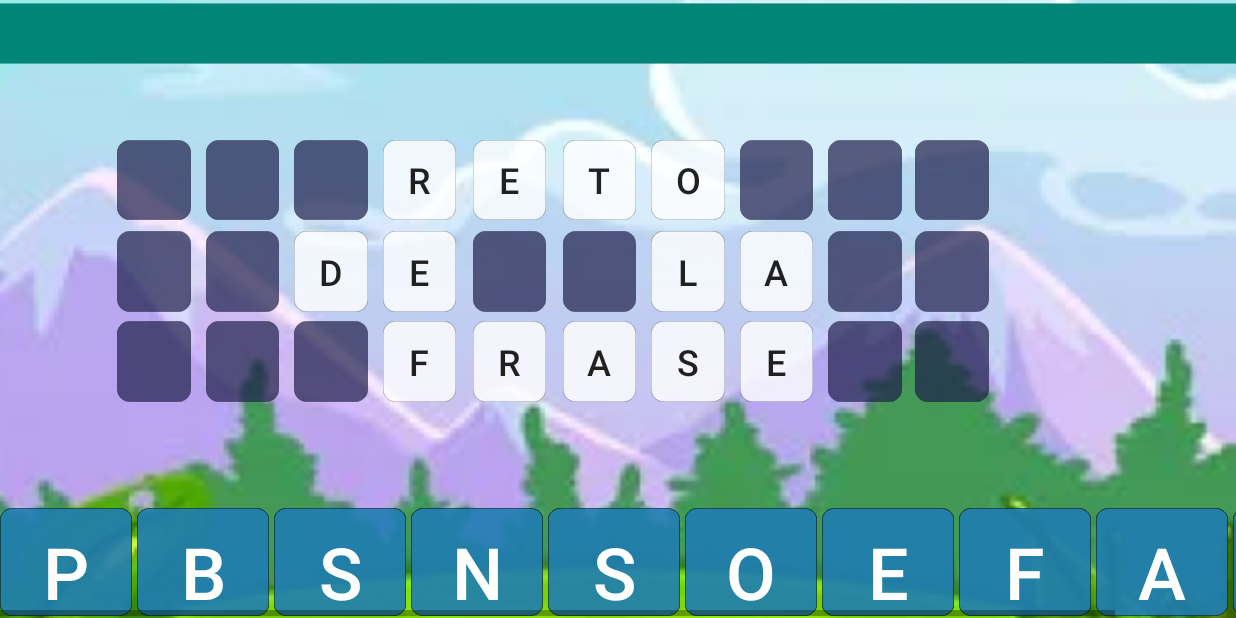
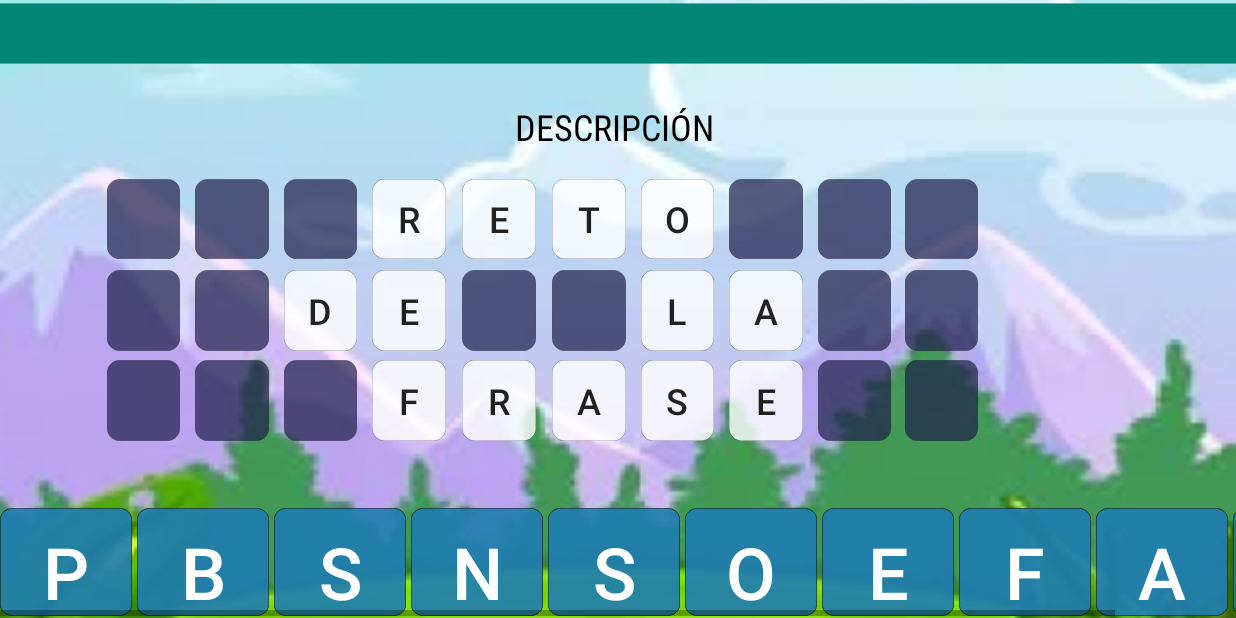
Before and after one commit to Enfadaditto/SlumdogSustainable, an Android app: the IUretoFrase screen opened directly, with no data from a screen before it, on a phone screen of 824 x 412 dp (held sideways). Run offline under Robolectric (Android 15) with nearby library versions, the phone set to English and light mode, and no system bars.

Commit message:
Ya no se giran las ventanas y está el texto de descripción de la frase

```diff
--- a/app/src/main/java/Presentacion_layer/IUEstadisticas.java
+++ b/app/src/main/java/Presentacion_layer/IUEstadisticas.java
@@ -1,5 +1,6 @@
 package Presentacion_layer;
 
+import android.content.pm.ActivityInfo;
 import android.graphics.Color;
 import android.graphics.Matrix;
 import android.os.Bundle;
@@ -44,6 +45,8 @@ public class IUEstadisticas extends AppCompatActivity {
     public void onCreate(@Nullable Bundle savedInstanceState) {
         super.onCreate(savedInstanceState);
         setContentView(R.layout.estadisticas);
+        setRequestedOrientation(ActivityInfo.SCREEN_ORIENTATION_PORTRAIT);
+
         barChart = findViewById(R.id.barChart);
         puntosText = (TextView) findViewById(R.id.puntosTextview);
         puntosText.setText(puntosText.getText() + Integer.toString(MainActivity.user.getPointsAchieved()));
--- a/app/src/main/java/Presentacion_layer/IUperfil.java
+++ b/app/src/main/java/Presentacion_layer/IUperfil.java
@@ -2,6 +2,7 @@ package Presentacion_layer;
 
 import android.content.DialogInterface;
 import android.content.Intent;
+import android.content.pm.ActivityInfo;
 import android.content.res.ColorStateList;
 import android.graphics.Color;
 import android.graphics.drawable.Drawable;
@@ -51,6 +52,8 @@ public class IUperfil extends AppCompatActivity{
     protected void onCreate(Bundle savedInstanceState) {
         super.onCreate(savedInstanceState);
         setContentView(R.layout.perfil);
+        setRequestedOrientation(ActivityInfo.SCREEN_ORIENTATION_PORTRAIT);
+
 
         nombreUsuario = findViewById(R.id.nombreUsuario);
         nombreUsuario.setEnabled(false);
--- a/app/src/main/java/Presentacion_layer/IUretoAhorcado.java
+++ b/app/src/main/java/Presentacion_layer/IUretoAhorcado.java
@@ -1,5 +1,6 @@
 package Presentacion_layer;
 
+import android.content.pm.ActivityInfo;
 import android.content.res.ColorStateList;
 import android.graphics.Color;
 import android.graphics.drawable.Drawable;
@@ -74,6 +75,7 @@ public class IUretoAhorcado extends AppCompatActivity {
     protected void onCreate(Bundle savedInstanceState) {
         super.onCreate(savedInstanceState);
         setContentView(R.layout.reto_ahorcado);
+        setRequestedOrientation(ActivityInfo.SCREEN_ORIENTATION_PORTRAIT);
 
         enunciado = (TextView)findViewById(R.id.enunciado);
         imagenAhorcado = findViewById(R.id.imagenAhorcado);
--- a/app/src/main/java/Presentacion_layer/IUretoFrase.java
+++ b/app/src/main/java/Presentacion_layer/IUretoFrase.java
@@ -3,6 +3,7 @@ package Presentacion_layer;
 import android.annotation.SuppressLint;
 import android.content.DialogInterface;
 import android.content.SyncAdapterType;
+import android.content.pm.ActivityInfo;
 import android.graphics.Color;
 import android.os.Bundle;
 import android.view.View;
@@ -38,6 +39,7 @@ public class IUretoFrase extends AppCompatActivity {
     public void onCreate(@Nullable Bundle savedInstanceState) {
         super.onCreate(savedInstanceState);
         setContentView(R.layout.reto_frase);
+        setRequestedOrientation(ActivityInfo.SCREEN_ORIENTATION_LANDSCAPE);
 
 
         // SE VA A CAMBIAR LA IDEA PARA AÑADIR LA FRASE PROBLEMA EN UN PANEL DE MUCHOS BOTONES
--- a/app/src/main/java/Presentacion_layer/IUretoPregunta.java
+++ b/app/src/main/java/Presentacion_layer/IUretoPregunta.java
@@ -2,6 +2,7 @@ package Presentacion_layer;
 
 import android.content.DialogInterface;
 import android.content.Intent;
+import android.content.pm.ActivityInfo;
 import android.content.res.ColorStateList;
 import android.graphics.Color;
 import android.graphics.drawable.Drawable;
@@ -97,7 +98,7 @@ public class IUretoPregunta extends AppCompatActivity {
     protected void onCreate(Bundle savedInstanceState) {
         super.onCreate(savedInstanceState);
         setContentView(R.layout.reto_pregunta);
-
+        setRequestedOrientation(ActivityInfo.SCREEN_ORIENTATION_PORTRAIT);
 
         textPuntosConsolidados = findViewById(R.id.textPuntosConsolidados);
         textPuntosAcumulados = findViewById(R.id.textPuntosAcumulados);
--- a/app/src/main/java/Presentacion_layer/IUuserLogin.java
+++ b/app/src/main/java/Presentacion_layer/IUuserLogin.java
@@ -5,6 +5,7 @@ import com.slumdogsustainable.R;
 
 import android.content.DialogInterface;
 import android.content.Intent;
+import android.content.pm.ActivityInfo;
 import android.media.Image;
 import android.os.Bundle;
 import android.text.method.PasswordTransformationMethod;
@@ -95,6 +96,7 @@ public class IUuserLogin extends AppCompatActivity {
     protected void onCreate(Bundle savedInstanceState) {
         super.onCreate(savedInstanceState);
         setContentView(R.layout.login);
+        setRequestedOrientation(ActivityInfo.SCREEN_ORIENTATION_PORTRAIT);
 
         // signupErrorText = findViewById(R.id.errorText);
         // signupErrorText.setVisibility(View.INVISIBLE);
--- a/app/src/main/java/Presentacion_layer/IUuserRegister.java
+++ b/app/src/main/java/Presentacion_layer/IUuserRegister.java
@@ -3,6 +3,7 @@ package Presentacion_layer;
 import android.annotation.SuppressLint;
 import android.content.DialogInterface;
 import android.content.Intent;
+import android.content.pm.ActivityInfo;
 import android.content.res.Resources;
 import android.graphics.Bitmap;
 import android.graphics.BitmapFactory;
@@ -49,6 +50,7 @@ public class IUuserRegister extends AppCompatActivity {
     protected void onCreate(Bundle savedInstanceState) {
         super.onCreate(savedInstanceState);
         setContentView(R.layout.register);
+        setRequestedOrientation(ActivityInfo.SCREEN_ORIENTATION_PORTRAIT);
 
         nicknameField = findViewById(R.id.nicknameField);
         emailField = findViewById(R.id.emailField);
--- a/app/src/main/java/Presentacion_layer/MediadorDeRetos.java
+++ b/app/src/main/java/Presentacion_layer/MediadorDeRetos.java
@@ -3,6 +3,7 @@ package Presentacion_layer;
 import static java.lang.Thread.sleep;
 
 import android.content.Intent;
+import android.content.pm.ActivityInfo;
 import android.os.Bundle;
 import android.view.View;
 import android.widget.Button;
@@ -54,6 +55,7 @@ public class MediadorDeRetos extends AppCompatActivity {
 
         super.onCreate(savedInstanceState);
         setContentView(R.layout.seleccion_reto);
+        setRequestedOrientation(ActivityInfo.SCREEN_ORIENTATION_PORTRAIT);
 
         botonRetoAhorcado = findViewById(R.id.botonRetoAhorcado);
         botonRetoPregunta = findViewById(R.id.botonRetoPregunta);
--- a/app/src/main/java/com/slumdogsustainable/MainActivity.java
+++ b/app/src/main/java/com/slumdogsustainable/MainActivity.java
@@ -2,6 +2,7 @@ package com.slumdogsustainable;
 
 import android.annotation.SuppressLint;
 import android.content.Intent;
+import android.content.pm.ActivityInfo;
 import android.media.MediaPlayer;
 import android.os.AsyncTask;
 import android.os.Bundle;
@@ -42,6 +43,7 @@ public class MainActivity extends AppCompatActivity {
     @Override
     protected void onCreate(Bundle savedInstanceState) {
         AppCompatDelegate.setDefaultNightMode(AppCompatDelegate.MODE_NIGHT_NO);
+        setRequestedOrientation(ActivityInfo.SCREEN_ORIENTATION_PORTRAIT);
         super.onCreate(savedInstanceState);
         new Task().execute();
     }
--- a/app/src/main/res/layout/reto_frase.xml
+++ b/app/src/main/res/layout/reto_frase.xml
@@ -22,6 +22,7 @@
         app:layout_constraintVertical_bias="0.0" />
 
     <HorizontalScrollView
+        android:id="@+id/horizontalScrollView"
         android:layout_width="0dp"
         android:layout_height="72dp"
         android:contentDescription="sdfafgvsdfbsdfb"
@@ -43,8 +44,28 @@
         android:id="@+id/panelDescubrirFrase"
         android:layout_width="729dp"
         android:layout_height="336dp"
-        tools:layout_editor_absoluteX="-3dp"
-        tools:layout_editor_absoluteY="0dp">
+        app:layout_constraintBottom_toBottomOf="parent"
+        app:layout_constraintEnd_toEndOf="parent"
+        app:layout_constraintHorizontal_bias="0.0"
+        app:layout_constraintStart_toStartOf="parent"
+        app:layout_constraintTop_toTopOf="parent"
+        app:layout_constraintVertical_bias="0.346">
+
+        <Button
+            android:id="@+id/buttonx8"
+            android:layout_width="49dp"
+            android:layout_height="54dp"
+            android:layout_alignParentStart="true"
+            android:layout_alignParentTop="true"
+            android:layout_alignParentEnd="true"
+            android:layout_alignParentBottom="true"
+            android:layout_marginStart="486dp"
+            android:layout_marginTop="154dp"
+            android:layout_marginEnd="194dp"
+            android:layout_marginBottom="128dp"
+            android:background="@drawable/boton_panel"
+            android:text="A"
+            android:textSize="24sp" />
 
         <Button
             android:id="@+id/button"
@@ -54,9 +75,9 @@
             android:layout_alignParentTop="true"
             android:layout_alignParentEnd="true"
             android:layout_alignParentBottom="true"
-            android:layout_marginStart="78dp"
+            android:layout_marginStart="71dp"
             android:layout_marginTop="93dp"
-            android:layout_marginEnd="602dp"
+            android:layout_marginEnd="609dp"
             android:layout_marginBottom="189dp"
             android:background="@drawable/boton_panel_vacio"
             android:textSize="24sp" />
@@ -69,9 +90,9 @@
             android:layout_alignParentTop="true"
             android:layout_alignParentEnd="true"
             android:layout_alignParentBottom="true"
-            android:layout_marginStart="137dp"
+            android:layout_marginStart="130dp"
             android:layout_marginTop="93dp"
-            android:layout_marginEnd="543dp"
+            android:layout_marginEnd="550dp"
             android:layout_marginBottom="189dp"
             android:background="@drawable/boton_panel_vacio"
             android:textSize="24sp" />
@@ -84,9 +105,9 @@
             android:layout_alignParentTop="true"
             android:layout_alignParentEnd="true"
             android:layout_alignParentBottom="true"
-            android:layout_marginStart="196dp"
+            android:layout_marginStart="189dp"
             android:layout_marginTop="93dp"
-            android:layout_marginEnd="484dp"
+            android:layout_marginEnd="491dp"
             android:layout_marginBottom="189dp"
             android:background="@drawable/boton_panel_vacio"
             android:textSize="24sp" />
@@ -99,9 +120,9 @@
             android:layout_alignParentTop="true"
             android:layout_alignParentEnd="true"
             android:layout_alignParentBottom="true"
-            android:layout_marginStart="255dp"
+            android:layout_marginStart="248dp"
             android:layout_marginTop="93dp"
-            android:layout_marginEnd="425dp"
+            android:layout_marginEnd="432dp"
             android:layout_marginBottom="189dp"
             android:background="@drawable/boton_panel"
             android:text="R"
@@ -115,9 +136,9 @@
             android:layout_alignParentTop="true"
             android:layout_alignParentEnd="true"
             android:layout_alignParentBottom="true"
-            android:layout_marginStart="315dp"
+            android:layout_marginStart="308dp"
             android:layout_marginTop="93dp"
-            android:layout_marginEnd="365dp"
+            android:layout_marginEnd="372dp"
             android:layout_marginBottom="189dp"
             android:background="@drawable/boton_panel"
             android:text="E"
@@ -131,9 +152,9 @@
             android:layout_alignParentTop="true"
             android:layout_alignParentEnd="true"
             android:layout_alignParentBottom="true"
-            android:layout_marginStart="375dp"
+            android:layout_marginStart="368dp"
             android:layout_marginTop="93dp"
-            android:layout_marginEnd="305dp"
+            android:layout_marginEnd="312dp"
             android:layout_marginBottom="189dp"
             android:background="@drawable/boton_panel"
             android:text="T"
@@ -147,9 +168,9 @@
             android:layout_alignParentTop="true"
             android:layout_alignParentEnd="true"
             android:layout_alignParentBottom="true"
-            android:layout_marginStart="434dp"
+            android:layout_marginStart="427dp"
             android:layout_marginTop="93dp"
-            android:layout_marginEnd="246dp"
+            android:layout_marginEnd="253dp"
             android:layout_marginBottom="189dp"
             android:background="@drawable/boton_panel"
             android:text="O"
@@ -163,9 +184,9 @@
             android:layout_alignParentTop="true"
             android:layout_alignParentEnd="true"
             android:layout_alignParentBottom="true"
-            android:layout_marginStart="493dp"
+            android:layout_marginStart="486dp"
             android:layout_marginTop="93dp"
-            android:layout_marginEnd="187dp"
+            android:layout_marginEnd="194dp"
             android:layout_marginBottom="189dp"
             android:background="@drawable/boton_panel_vacio"
             android:textSize="24sp" />
@@ -178,9 +199,9 @@
             android:layout_alignParentTop="true"
             android:layout_alignParentEnd="true"
             android:layout_alignParentBottom="true"
-            android:layout_marginStart="552dp"
+            android:layout_marginStart="545dp"
             android:layout_marginTop="93dp"
-            android:layout_marginEnd="128dp"
+            android:layout_marginEnd="135dp"
             android:layout_marginBottom="189dp"
             android:background="@drawable/boton_panel_vacio"
             android:textSize="24sp" />
@@ -193,9 +214,9 @@
             android:layout_alignParentTop="true"
             android:layout_alignParentEnd="true"
             android:layout_alignParentBottom="true"
-            android:layout_marginStart="610dp"
+            android:layout_marginStart="603dp"
             android:layout_marginTop="93dp"
-            android:layout_marginEnd="70dp"
+            android:layout_marginEnd="77dp"
             android:layout_marginBottom="189dp"
             android:background="@drawable/boton_panel_vacio"
             android:textSize="24sp" />
@@ -208,9 +229,9 @@
             android:layout_alignParentTop="true"
             android:layout_alignParentEnd="true"
             android:layout_alignParentBottom="true"
-            android:layout_marginStart="78dp"
+            android:layout_marginStart="71dp"
             android:layout_marginTop="154dp"
-            android:layout_marginEnd="602dp"
+            android:layout_marginEnd="609dp"
             android:layout_marginBottom="128dp"
             android:background="@drawable/boton_panel_vacio"
             android:textSize="24sp" />
@@ -223,9 +244,9 @@
             android:layout_alignParentTop="true"
             android:layout_alignParentEnd="true"
             android:layout_alignParentBottom="true"
-            android:layout_marginStart="137dp"
+            android:layout_marginStart="130dp"
             android:layout_marginTop="154dp"
-            android:layout_marginEnd="543dp"
+            android:layout_marginEnd="550dp"
             android:layout_marginBottom="128dp"
             android:background="@drawable/boton_panel_vacio"
             android:textSize="24sp" />
@@ -238,9 +259,9 @@
             android:layout_alignParentTop="true"
             android:layout_alignParentEnd="true"
             android:layout_alignParentBottom="true"
-            android:layout_marginStart="196dp"
+            android:layout_marginStart="189dp"
             android:layout_marginTop="154dp"
-            android:layout_marginEnd="484dp"
+            android:layout_marginEnd="491dp"
             android:layout_marginBottom="128dp"
             android:background="@drawable/boton_panel"
             android:text="D"
@@ -254,9 +275,9 @@
             android:layout_alignParentTop="true"
             android:layout_alignParentEnd="true"
             android:layout_alignParentBottom="true"
-            android:layout_marginStart="255dp"
+            android:layout_marginStart="248dp"
             android:layout_marginTop="154dp"
-            android:layout_marginEnd="425dp"
+            android:layout_marginEnd="432dp"
             android:layout_marginBottom="128dp"
             android:background="@drawable/boton_panel"
             android:text="E"
@@ -270,9 +291,9 @@
             android:layout_alignParentTop="true"
             android:layout_alignParentEnd="true"
             android:layout_alignParentBottom="true"
-            android:layout_marginStart="315dp"
+            android:layout_marginStart="308dp"
             android:layout_marginTop="154dp"
-            android:layout_marginEnd="365dp"
+            android:layout_marginEnd="372dp"
             android:layout_marginBottom="128dp"
             android:background="@drawable/boton_panel_vacio"
             android:textSize="24sp" />
@@ -285,9 +306,9 @@
             android:layout_alignParentTop="true"
             android:layout_alignParentEnd="true"
             android:layout_alignParentBottom="true"
-            android:layout_marginStart="375dp"
+            android:layout_marginStart="368dp"
             android:layout_marginTop="154dp"
-            android:layout_marginEnd="305dp"
+            android:layout_marginEnd="312dp"
             android:layout_marginBottom="128dp"
             android:background="@drawable/boton_panel_vacio"
             android:textSize="24sp" />
@@ -300,28 +321,12 @@
             android:layout_alignParentTop="true"
             android:layout_alignParentEnd="true"
             android:layout_alignParentBottom="true"
-            android:layout_marginStart="434dp"
+            android:layout_marginStart="427dp"
             android:layout_marginTop="154dp"
-            android:layout_marginEnd="246dp"
+            android:layout_marginEnd="253dp"
             android:layout_marginBottom="128dp"
             android:background="@drawable/boton_panel"
             android:text="L"
-            android:textSize="24sp" />
-
-        <Button
-            android:id="@+id/buttonx8"
-            android:layout_width="49dp"
-            android:layout_height="54dp"
-            android:layout_alignParentStart="true"
-            android:layout_alignParentTop="true"
-            android:layout_alignParentEnd="true"
-            android:layout_alignParentBottom="true"
-            android:layout_marginStart="493dp"
-            android:layout_marginTop="154dp"
-            android:layout_marginEnd="187dp"
-            android:layout_marginBottom="128dp"
-            android:background="@drawable/boton_panel"
-            android:text="A"
             android:textSize="24sp" />
 
         <Button
@@ -332,9 +337,9 @@
             android:layout_alignParentTop="true"
             android:layout_alignParentEnd="true"
             android:layout_alignParentBottom="true"
-            android:layout_marginStart="552dp"
+            android:layout_marginStart="545dp"
             android:layout_marginTop="154dp"
-            android:layout_marginEnd="128dp"
+            android:layout_marginEnd="135dp"
             android:layout_marginBottom="128dp"
             android:background="@drawable/boton_panel_vacio"
             android:textSize="24sp" />
@@ -347,9 +352,9 @@
             android:layout_alignParentTop="true"
             android:layout_alignParentEnd="true"
             android:layout_alignParentBottom="true"
-            android:layout_marginStart="610dp"
+            android:layout_marginStart="603dp"
             android:layout_marginTop="154dp"
-            android:layout_marginEnd="70dp"
+            android:layout_marginEnd="77dp"
             android:layout_marginBottom="128dp"
             android:background="@drawable/boton_panel_vacio"
             android:textSize="24sp" />
@@ -362,9 +367,9 @@
             android:layout_alignParentTop="true"
             android:layout_alignParentEnd="true"
             android:layout_alignParentBottom="true"
-            android:layout_marginStart="78dp"
+            android:layout_marginStart="71dp"
             android:layout_marginTop="214dp"
-            android:layout_marginEnd="602dp"
+            android:layout_marginEnd="609dp"
             android:layout_marginBottom="68dp"
             android:background="@drawable/boton_panel_vacio"
             android:textSize="24sp" />
@@ -377,9 +382,9 @@
             android:layout_alignParentTop="true"
             android:layout_alignParentEnd="true"
             android:layout_alignParentBottom="true"
-            android:layout_marginStart="137dp"
+            android:layout_marginStart="130dp"
             android:layout_marginTop="214dp"
-            android:layout_marginEnd="543dp"
+            android:layout_marginEnd="550dp"
             android:layout_marginBottom="68dp"
             android:background="@drawable/boton_panel_vacio"
             android:textSize="24sp" />
@@ -392,9 +397,9 @@
             android:layout_alignParentTop="true"
             android:layout_alignParentEnd="true"
             android:layout_alignParentBottom="true"
-            android:layout_marginStart="196dp"
+            android:layout_marginStart="189dp"
             android:layout_marginTop="214dp"
-            android:layout_marginEnd="484dp"
+            android:layout_marginEnd="491dp"
             android:layout_marginBottom="68dp"
             android:background="@drawable/boton_panel_vacio"
             android:textSize="24sp" />
@@ -407,9 +412,9 @@
             android:layout_alignParentTop="true"
             android:layout_alignParentEnd="true"
             android:layout_alignParentBottom="true"
-            android:layout_marginStart="255dp"
+            android:layout_marginStart="248dp"
             android:layout_marginTop="214dp"
-            android:layout_marginEnd="425dp"
+            android:layout_marginEnd="432dp"
             android:layout_marginBottom="68dp"
             android:background="@drawable/boton_panel"
             android:text="F"
@@ -423,9 +428,9 @@
             android:layout_alignParentTop="true"
             android:layout_alignParentEnd="true"
             android:layout_alignParentBottom="true"
-            android:layout_marginStart="315dp"
+            android:layout_marginStart="308dp"
             android:layout_marginTop="214dp"
-            android:layout_marginEnd="365dp"
+            android:layout_marginEnd="372dp"
             android:layout_marginBottom="68dp"
             android:background="@drawable/boton_panel"
             android:text="R"
@@ -439,9 +444,9 @@
             android:layout_alignParentTop="true"
             android:layout_alignParentEnd="true"
             android:layout_alignParentBottom="true"
-            android:layout_marginStart="375dp"
+            android:layout_marginStart="368dp"
             android:layout_marginTop="214dp"
-            android:layout_marginEnd="305dp"
+            android:layout_marginEnd="312dp"
             android:layout_marginBottom="68dp"
             android:background="@drawable/boton_panel"
             android:text="A"
@@ -455,9 +460,9 @@
             android:layout_alignParentTop="true"
             android:layout_alignParentEnd="true"
             android:layout_alignParentBottom="true"
-            android:layout_marginStart="434dp"
+            android:layout_marginStart="427dp"
             android:layout_marginTop="214dp"
-            android:layout_marginEnd="246dp"
+            android:layout_marginEnd="253dp"
             android:layout_marginBottom="68dp"
             android:background="@drawable/boton_panel"
             android:text="S"
@@ -471,9 +476,9 @@
             android:layout_alignParentTop="true"
             android:layout_alignParentEnd="true"
             android:layout_alignParentBottom="true"
-            android:layout_marginStart="493dp"
+            android:layout_marginStart="486dp"
             android:layout_marginTop="214dp"
-            android:layout_marginEnd="187dp"
+            android:layout_marginEnd="194dp"
             android:layout_marginBottom="68dp"
             android:background="@drawable/boton_panel"
             android:text="E"
@@ -487,9 +492,9 @@
             android:layout_alignParentTop="true"
             android:layout_alignParentEnd="true"
             android:layout_alignParentBottom="true"
-            android:layout_marginStart="552dp"
+            android:layout_marginStart="545dp"
             android:layout_marginTop="214dp"
-            android:layout_marginEnd="128dp"
+            android:layout_marginEnd="135dp"
             android:layout_marginBottom="68dp"
             android:background="@drawable/boton_panel_vacio"
             android:textSize="24sp" />
@@ -502,12 +507,28 @@
             android:layout_alignParentTop="true"
             android:layout_alignParentEnd="true"
             android:layout_alignParentBottom="true"
-            android:layout_marginStart="610dp"
+            android:layout_marginStart="603dp"
             android:layout_marginTop="214dp"
-            android:layout_marginEnd="70dp"
+            android:layout_marginEnd="77dp"
             android:layout_marginBottom="68dp"
             android:background="@drawable/boton_panel_vacio"
             android:textSize="24sp" />
 
     </RelativeLayout>
+
+    <TextView
+        android:id="@+id/textView"
+        android:layout_width="702dp"
+        android:layout_height="47dp"
+        android:fontFamily="sans-serif-condensed"
+        android:text="DESCRIPCIÓN"
+        android:textAlignment="center"
+        android:textColor="#000000"
+        android:textSize="24sp"
+        app:layout_constraintBottom_toTopOf="@+id/horizontalScrollView"
+        app:layout_constraintEnd_toEndOf="parent"
+        app:layout_constraintHorizontal_bias="0.482"
+        app:layout_constraintStart_toStartOf="parent"
+        app:layout_constraintTop_toBottomOf="@+id/timeBar3"
+        app:layout_constraintVertical_bias="0.07" />
 </androidx.constraintlayout.widget.ConstraintLayout>
```
